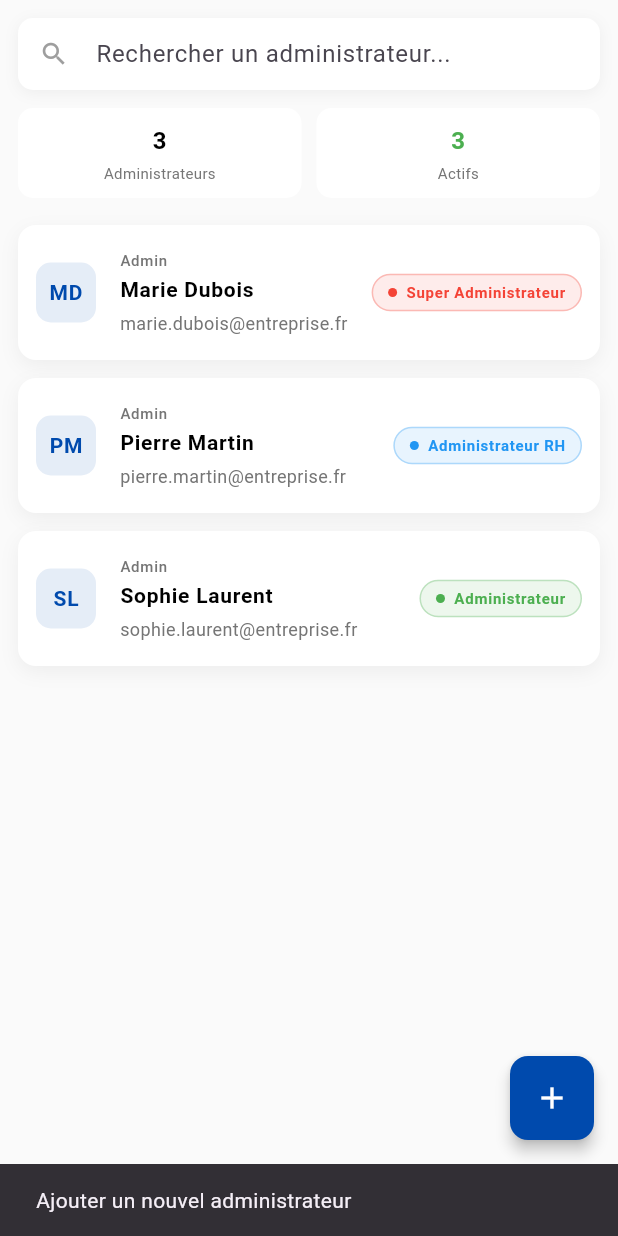
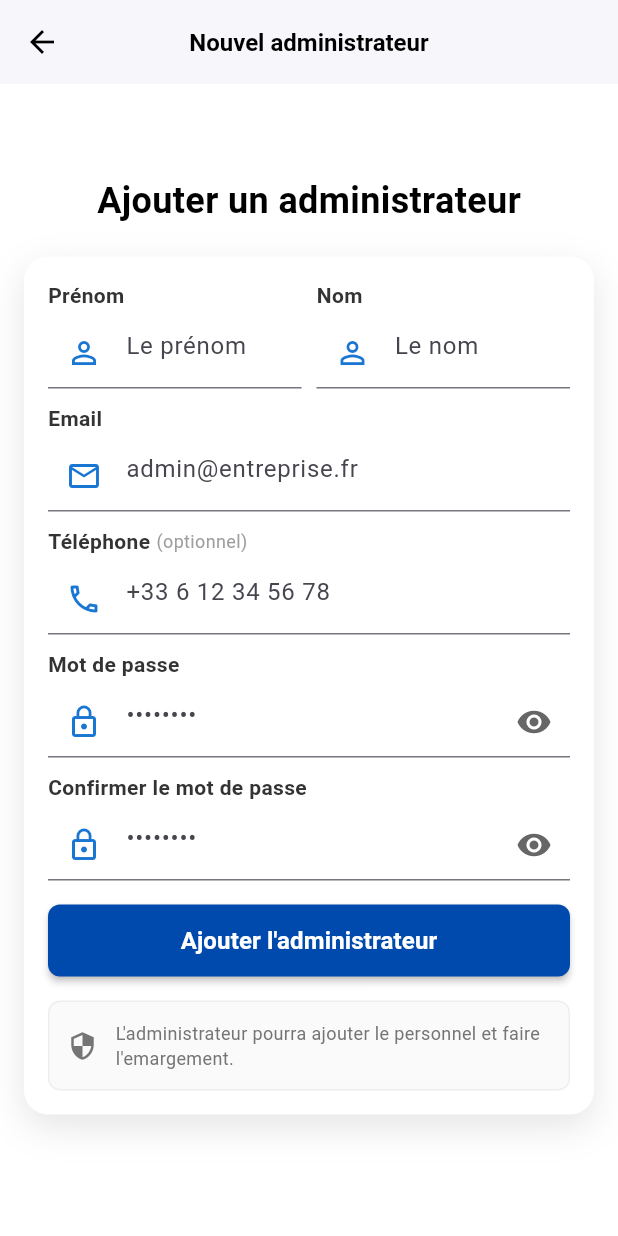
Before and after one commit to eden-jordan/EasySign_frontend, a Flutter app: the Admins screen opened directly, after a tap on the "add" icon, on a phone screen of 412 x 824 dp. Run offline on Flutter 3.47's test engine with Material 3 defaults, Android fonts, the phone set to English and light mode, and no system bars; our stand-ins replace flutter_secure_storage, shared_preferences, video_player; accounts and stored records are empty.

Commit message:
Ajout de la vue d'ajout des admins

```diff
--- a/easysign/lib/models/user.dart
+++ b/easysign/lib/models/user.dart
@@ -5,6 +5,7 @@ class User {
   final String email;
   final String? tel;
   final String role;
+  final int? organisation_id;
 
   User({
     required this.id,
@@ -13,6 +14,7 @@ class User {
     required this.email,
     this.tel,
     required this.role,
+    this.organisation_id,
   });
 
   factory User.fromJson(Map<String, dynamic> json) => User(
@@ -22,6 +24,7 @@ class User {
     email: json['email'],
     tel: json['tel'],
     role: json['role'],
+    organisation_id: json['organisation_id'],
   );
 
   Map<String, dynamic> toJson() => {
@@ -31,5 +34,6 @@ class User {
     'email': email,
     'tel': tel,
     'role': role,
+    'organisation_id': organisation_id,
   };
 }
--- a/easysign/lib/screens/items/admins.dart
+++ b/easysign/lib/screens/items/admins.dart
@@ -1,3 +1,4 @@
+import 'package:easysign/screens/others/admin_add.dart';
 import 'package:flutter/material.dart';
 import 'package:easysign/themes/app_theme.dart';
 
@@ -176,8 +177,9 @@ class _AdminsScreenState extends State<Admins> {
       // Bouton flottant pour ajouter
       floatingActionButton: FloatingActionButton(
         onPressed: () {
-          ScaffoldMessenger.of(context).showSnackBar(
-            const SnackBar(content: Text('Ajouter un nouvel administrateur')),
+          Navigator.push(
+            context,
+            MaterialPageRoute(builder: (context) => const AdminAdd()),
           );
         },
         backgroundColor: Appcolors.color_2,
--- /dev/null
+++ b/easysign/lib/screens/others/admin_add.dart
@@ -0,0 +1,419 @@
+import 'package:flutter/material.dart';
+import 'package:easysign/themes/app_theme.dart';
+
+class AdminAdd extends StatefulWidget {
+  const AdminAdd({super.key});
+
+  @override
+  State<AdminAdd> createState() => _AdminAddState();
+}
+
+class _AdminAddState extends State<AdminAdd> {
+  final _formKey = GlobalKey<FormState>();
+  final _firstNameController = TextEditingController();
+  final _lastNameController = TextEditingController();
+  final _emailController = TextEditingController();
+  final _phoneController = TextEditingController();
+  final _passwordController = TextEditingController();
+  final _confirmPasswordController = TextEditingController();
+
+  bool _isPasswordVisible = false;
+  bool _isLoading = false;
+
+  @override
+  void dispose() {
+    _firstNameController.dispose();
+    _lastNameController.dispose();
+    _emailController.dispose();
+    _phoneController.dispose();
+    _passwordController.dispose();
+    _confirmPasswordController.dispose();
+    super.dispose();
+  }
+
+  void _addAdmin() async {
+    if (!_formKey.currentState!.validate()) return;
+
+    if (_passwordController.text != _confirmPasswordController.text) {
+      ScaffoldMessenger.of(context).showSnackBar(
+        const SnackBar(content: Text("Les mots de passe ne correspondent pas")),
+      );
+      return;
+    }
+
+    setState(() => _isLoading = true);
+
+    // Simuler l'enregistrement
+    await Future.delayed(const Duration(seconds: 2));
+
+    setState(() => _isLoading = false);
+
+    ScaffoldMessenger.of(context).showSnackBar(
+      SnackBar(
+        content: Text('Administrateur ajouté avec succès !\nRôle:'),
+        backgroundColor: Colors.green,
+        duration: const Duration(seconds: 3),
+      ),
+    );
+
+    // Revenir en arrière après un délai
+    await Future.delayed(const Duration(seconds: 1));
+    Navigator.pop(context);
+  }
+
+  @override
+  Widget build(BuildContext context) {
+    return Scaffold(
+      appBar: AppBar(
+        backgroundColor: Colors.white,
+        elevation: 1,
+        centerTitle: true,
+        leading: IconButton(
+          icon: const Icon(Icons.arrow_back, color: Colors.black),
+          onPressed: () => Navigator.pop(context),
+        ),
+        title: const Text(
+          'Nouvel administrateur',
+          style: TextStyle(
+            color: Colors.black,
+            fontWeight: FontWeight.w600,
+            fontSize: 16,
+          ),
+        ),
+      ),
+      body: Container(
+        color: Colors.white,
+        child: Center(
+          child: SingleChildScrollView(
+            child: Padding(
+              padding: const EdgeInsets.all(16.0),
+              child: Column(
+                mainAxisAlignment: MainAxisAlignment.center,
+                children: [
+                  const Column(
+                    children: [
+                      Text(
+                        'Ajouter un administrateur',
+                        style: TextStyle(
+                          fontSize: 24,
+                          fontWeight: FontWeight.bold,
+                          color: Colors.black,
+                        ),
+                      ),
+                      SizedBox(height: 4),
+                    ],
+                  ),
+
+                  const SizedBox(height: 16),
+
+                  Container(
+                    padding: const EdgeInsets.all(16),
+                    decoration: BoxDecoration(
+                      color: Colors.white,
+                      borderRadius: BorderRadius.circular(16),
+                      boxShadow: [
+                        BoxShadow(
+                          color: Colors.black.withOpacity(0.1),
+                          blurRadius: 20,
+                          offset: const Offset(0, 8),
+                        ),
+                      ],
+                    ),
+                    child: Form(
+                      key: _formKey,
+                      child: Column(
+                        children: [
+                          // Prénom et Nom côte à côte
+                          Row(
+                            children: [
+                              Expanded(
+                                child: _buildFormField(
+                                  label: 'Prénom',
+                                  hintText: 'Le prénom',
+                                  controller: _firstNameController,
+                                  icon: Icons.person_outline,
+                                  validator: (value) {
+                                    if (value == null || value.isEmpty) {
+                                      return 'Veuillez entrer le prénom';
+                                    }
+                                    return null;
+                                  },
+                                ),
+                              ),
+                              const SizedBox(width: 10),
+                              Expanded(
+                                child: _buildFormField(
+                                  label: 'Nom',
+                                  hintText: 'Le nom',
+                                  controller: _lastNameController,
+                                  icon: Icons.person_outline,
+                                  validator: (value) {
+                                    if (value == null || value.isEmpty) {
+                                      return 'Veuillez entrer le nom';
+                                    }
+                                    return null;
+                                  },
+                                ),
+                              ),
+                            ],
+                          ),
+
+                          const SizedBox(height: 10),
+
+                          // Email
+                          _buildFormField(
+                            label: 'Email',
+                            hintText: 'admin@entreprise.fr',
+                            controller: _emailController,
+                            icon: Icons.email_outlined,
+                            keyboardType: TextInputType.emailAddress,
+                            validator: (value) {
+                              if (value == null || value.isEmpty) {
+                                return 'Veuillez entrer l\'email';
+                              }
+                              if (!RegExp(
+                                r'^[\w-\.]+@([\w-]+\.)+[\w-]{2,4}$',
+                              ).hasMatch(value)) {
+                                return 'Email invalide';
+                              }
+                              return null;
+                            },
+                          ),
+
+                          const SizedBox(height: 10),
+
+                          // Téléphone
+                          _buildFormField(
+                            label: 'Téléphone',
+                            hintText: '+33 6 12 34 56 78',
+                            controller: _phoneController,
+                            icon: Icons.phone_outlined,
+                            keyboardType: TextInputType.phone,
+                            isOptional: true,
+                          ),
+
+                          const SizedBox(height: 10),
+
+                          // Mot de passe
+                          Column(
+                            crossAxisAlignment: CrossAxisAlignment.start,
+                            children: [
+                              const Text(
+                                'Mot de passe',
+                                style: TextStyle(
+                                  fontSize: 14,
+                                  fontWeight: FontWeight.w600,
+                                  color: Color(0xFF333333),
+                                ),
+                              ),
+                              const SizedBox(height: 4),
+                              TextFormField(
+                                controller: _passwordController,
+                                obscureText: !_isPasswordVisible,
+                                decoration: InputDecoration(
+                                  hintText: '••••••••',
+                                  prefixIcon: const Icon(
+                                    Icons.lock_outline,
+                                    color: Color(0xFF1976D2),
+                                  ),
+                                  suffixIcon: IconButton(
+                                    icon: Icon(
+                                      _isPasswordVisible
+                                          ? Icons.visibility_off
+                                          : Icons.visibility,
+                                      color: const Color(0xFF666666),
+                                    ),
+                                    onPressed: () {
+                                      setState(() {
+                                        _isPasswordVisible =
+                                            !_isPasswordVisible;
+                                      });
+                                    },
+                                  ),
+                                ),
+                                validator: (value) {
+                                  if (value == null || value.isEmpty) {
+                                    return 'Veuillez entrer un mot de passe';
+                                  }
+                                  if (value.length < 6) {
+                                    return 'Le mot de passe doit contenir au moins 6 caractères';
+                                  }
+                                  return null;
+                                },
+                              ),
+                            ],
+                          ),
+
+                          const SizedBox(height: 10),
+
+                          // Confirmer le mot de passe
+                          Column(
+                            crossAxisAlignment: CrossAxisAlignment.start,
+                            children: [
+                              const Text(
+                                'Confirmer le mot de passe',
+                                style: TextStyle(
+                                  fontSize: 14,
+                                  fontWeight: FontWeight.w600,
+                                  color: Color(0xFF333333),
+                                ),
+                              ),
+                              const SizedBox(height: 4),
+                              TextFormField(
+                                controller: _confirmPasswordController,
+                                obscureText: !_isPasswordVisible,
+                                decoration: InputDecoration(
+                                  hintText: '••••••••',
+                                  prefixIcon: const Icon(
+                                    Icons.lock_outline,
+                                    color: Color(0xFF1976D2),
+                                  ),
+                                  suffixIcon: IconButton(
+                                    icon: Icon(
+                                      _isPasswordVisible
+                                          ? Icons.visibility_off
+                                          : Icons.visibility,
+                                      color: const Color(0xFF666666),
+                                    ),
+                                    onPressed: () {
+                                      setState(() {
+                                        _isPasswordVisible =
+                                            !_isPasswordVisible;
+                                      });
+                                    },
+                                  ),
+                                ),
+                                validator: (value) {
+                                  if (value == null || value.isEmpty) {
+                                    return 'Veuillez confirmer le mot de passe';
+                                  }
+                                  if (value.length < 6) {
+                                    return 'Le mot de passe doit contenir au moins 6 caractères';
+                                  }
+                                  return null;
+                                },
+                              ),
+                            ],
+                          ),
+
+                          const SizedBox(height: 16),
+
+                          // Bouton Ajouter
+                          SizedBox(
+                            width: double.infinity,
+                            height: 48,
+                            child: ElevatedButton(
+                              onPressed: _isLoading ? null : _addAdmin,
+                              style: ElevatedButton.styleFrom(
+                                backgroundColor: Appcolors.color_2,
+                                foregroundColor: Colors.white,
+                                elevation: 2,
+                                shape: RoundedRectangleBorder(
+                                  borderRadius: BorderRadius.circular(8),
+                                ),
+                              ),
+                              child: _isLoading
+                                  ? const CircularProgressIndicator(
+                                      color: Colors.white,
+                                    )
+                                  : const Text(
+                                      'Ajouter l\'administrateur',
+                                      style: TextStyle(
+                                        fontSize: 16,
+                                        fontWeight: FontWeight.w600,
+                                      ),
+                                    ),
+                            ),
+                          ),
+
+                          const SizedBox(height: 16),
+
+                          // Informations
+                          Container(
+                            padding: const EdgeInsets.all(12),
+                            decoration: BoxDecoration(
+                              color: Colors.grey.shade50,
+                              borderRadius: BorderRadius.circular(8),
+                              border: Border.all(color: Colors.grey.shade200),
+                            ),
+                            child: Row(
+                              children: [
+                                Icon(
+                                  Icons.security_outlined,
+                                  color: Colors.grey.shade600,
+                                  size: 20,
+                                ),
+                                const SizedBox(width: 12),
+                                Expanded(
+                                  child: Text(
+                                    'L\'administrateur pourra ajouter le personnel et faire l\'emargement.',
+                                    style: TextStyle(
+                                      fontSize: 12,
+                                      color: Colors.grey.shade600,
+                                    ),
+                                  ),
+                                ),
+                              ],
+                            ),
+                          ),
+                        ],
+                      ),
+                    ),
+                  ),
+
+                  const SizedBox(height: 20),
+                ],
+              ),
+            ),
+          ),
+        ),
+      ),
+    );
+  }
+
+  Widget _buildFormField({
+    required String label,
+    required String hintText,
+    required TextEditingController controller,
+    required IconData icon,
+    TextInputType keyboardType = TextInputType.text,
+    String? Function(String?)? validator,
+    bool isOptional = false,
+  }) {
+    return Column(
+      crossAxisAlignment: CrossAxisAlignment.start,
+      children: [
+        Row(
+          children: [
+            Text(
+              label,
+              style: const TextStyle(
+                fontSize: 14,
+                fontWeight: FontWeight.w600,
+                color: Color(0xFF333333),
+              ),
+            ),
+            if (isOptional)
+              Padding(
+                padding: const EdgeInsets.only(left: 4),
+                child: Text(
+                  '(optionnel)',
+                  style: TextStyle(fontSize: 12, color: Colors.grey.shade500),
+                ),
+              ),
+          ],
+        ),
+        const SizedBox(height: 4),
+        TextFormField(
+          controller: controller,
+          keyboardType: keyboardType,
+          decoration: InputDecoration(
+            hintText: hintText,
+            prefixIcon: Icon(icon, color: const Color(0xFF1976D2)),
+          ),
+          validator: isOptional ? null : validator,
+        ),
+      ],
+    );
+  }
+}
```
